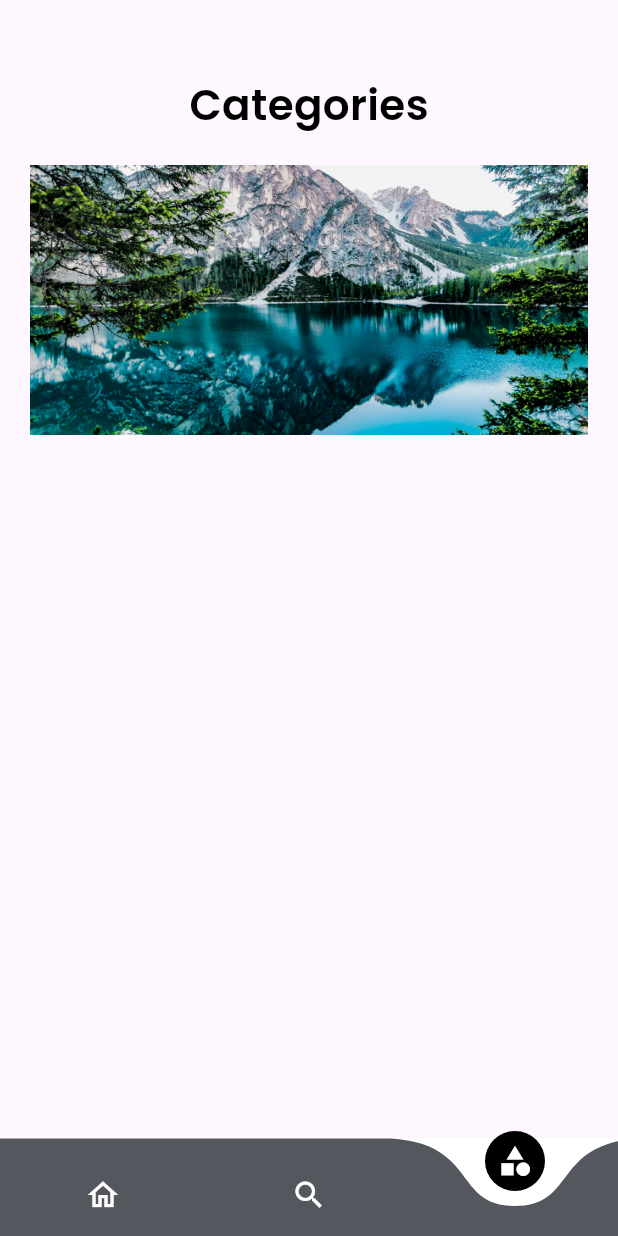
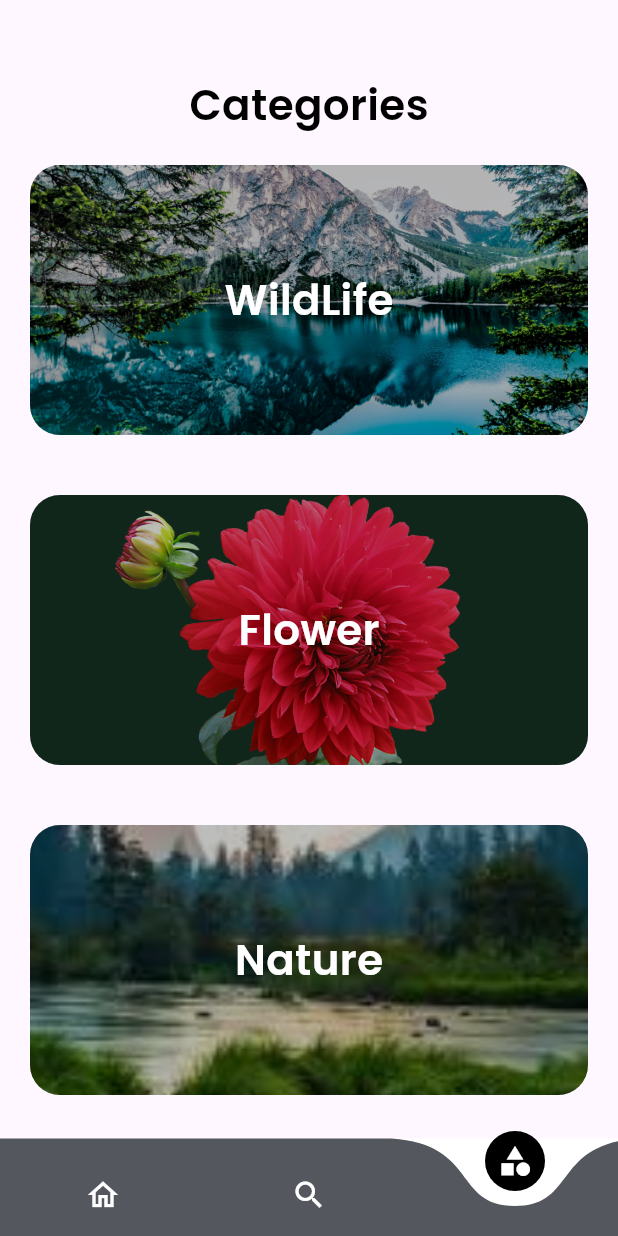
Before and after one commit to umeshtiwari02/Wallpaper-App, a Flutter app: the screen it shows after launch, item 3 of the bottom bar chosen, on a phone screen of 412 x 824 dp. Run offline on Flutter 3.47's test engine with Material 2 defaults, Android fonts, the light colour scheme and no system bars; drawn by our look-alikes of curved_navigation_bar; our stand-ins replace carousel_slider, firebase_core, smooth_page_indicator; accounts and stored records are empty.

Commit message:
category page is updated

```diff
--- a/lib/pages/categories.dart
+++ b/lib/pages/categories.dart
@@ -11,11 +11,12 @@ class _CategoriesState extends State<Categories> {
   @override
   Widget build(BuildContext context) {
     return Scaffold(
-      body: Container(
+      body: SingleChildScrollView(
+        child: Container(
           margin: const EdgeInsets.only(top: 50),
           child: Column(
             children: [
-            Center(
+              const Center(
                 child: Text(
                   "Categories",
                   style: TextStyle(
@@ -36,11 +37,149 @@ class _CategoriesState extends State<Categories> {
                 ),
                 child: Stack(
                   children: [
-                  Image.asset(
+                    ClipRRect(
+                      borderRadius: BorderRadius.circular(20),
+                      child: Image.asset(
                         "assets/images/w1.jpg",
                         width: MediaQuery.of(context).size.width,
                         height: 180,
                         fit: BoxFit.cover,
+                      ),
+                    ),
+                    Container(
+                      width: MediaQuery.of(context).size.width,
+                      height: 180,
+                      decoration: BoxDecoration(
+                        color: Colors.black26,
+                        borderRadius: BorderRadius.circular(20),
+                      ),
+                      child: const Center(
+                        child: Text(
+                            "WildLife",
+                            style: TextStyle(
+                                color: Colors.white,
+                                fontFamily: 'Poppins',
+                                fontSize: 28.0,
+                                fontWeight: FontWeight.bold),
+                          ),
+                      ),
+                      ),
+                  ],
+                ),
+              ),
+              const SizedBox(height: 20,),
+              Container(
+                margin: const EdgeInsets.only(left: 20, right: 20, bottom: 20),
+                width: MediaQuery.of(context).size.width,
+                decoration: BoxDecoration(
+                  borderRadius: BorderRadius.circular(20),
+                ),
+                child: Stack(
+                  children: [
+                    ClipRRect(
+                      borderRadius: BorderRadius.circular(20),
+                      child: Image.asset(
+                        "assets/images/w2.jpg",
+                        width: MediaQuery.of(context).size.width,
+                        height: 180,
+                        fit: BoxFit.cover,
+                      ),
+                    ),
+                    Container(
+                      width: MediaQuery.of(context).size.width,
+                      height: 180,
+                      decoration: BoxDecoration(
+                        color: Colors.black26,
+                        borderRadius: BorderRadius.circular(20),
+                      ),
+                      child: const Center(
+                        child: Text(
+                            "Flower",
+                            style: TextStyle(
+                                color: Colors.white,
+                                fontFamily: 'Poppins',
+                                fontSize: 28.0,
+                                fontWeight: FontWeight.bold),
+                          ),
+                      ),
+                      ),
+                  ],
+                ),
+              ),
+              const SizedBox(height: 20,),
+              Container(
+                margin: const EdgeInsets.only(left: 20, right: 20, bottom: 20),
+                width: MediaQuery.of(context).size.width,
+                decoration: BoxDecoration(
+                  borderRadius: BorderRadius.circular(20),
+                ),
+                child: Stack(
+                  children: [
+                    ClipRRect(
+                      borderRadius: BorderRadius.circular(20),
+                      child: Image.asset(
+                        "assets/images/w3.jpeg",
+                        width: MediaQuery.of(context).size.width,
+                        height: 180,
+                        fit: BoxFit.cover,
+                      ),
+                    ),
+                    Container(
+                      width: MediaQuery.of(context).size.width,
+                      height: 180,
+                      decoration: BoxDecoration(
+                        color: Colors.black26,
+                        borderRadius: BorderRadius.circular(20),
+                      ),
+                      child: const Center(
+                        child: Text(
+                            "Nature",
+                            style: TextStyle(
+                                color: Colors.white,
+                                fontFamily: 'Poppins',
+                                fontSize: 28.0,
+                                fontWeight: FontWeight.bold),
+                          ),
+                      ),
+                      ),
+                  ],
+                ),
+              ),
+              const SizedBox(height: 20,),
+              Container(
+                margin: const EdgeInsets.only(left: 20, right: 20, bottom: 20),
+                width: MediaQuery.of(context).size.width,
+                decoration: BoxDecoration(
+                  borderRadius: BorderRadius.circular(20),
+                ),
+                child: Stack(
+                  children: [
+                    ClipRRect(
+                      borderRadius: BorderRadius.circular(20),
+                      child: Image.asset(
+                        "assets/images/w4.jpeg",
+                        width: MediaQuery.of(context).size.width,
+                        height: 180,
+                        fit: BoxFit.cover,
+                      ),
+                    ),
+                    Container(
+                      width: MediaQuery.of(context).size.width,
+                      height: 180,
+                      decoration: BoxDecoration(
+                        color: Colors.black26,
+                        borderRadius: BorderRadius.circular(20),
+                      ),
+                      child: const Center(
+                        child: Text(
+                            "GreenLand",
+                            style: TextStyle(
+                                color: Colors.white,
+                                fontFamily: 'Poppins',
+                                fontSize: 28.0,
+                                fontWeight: FontWeight.bold),
+                          ),
+                      ),
                       ),
                   ],
                 ),
@@ -48,6 +187,7 @@ class _CategoriesState extends State<Categories> {
             ],
           ),
         ),
+      ),
     );
   }
 }
```
Lines whose indentation alone changed are shown as unchanged.
